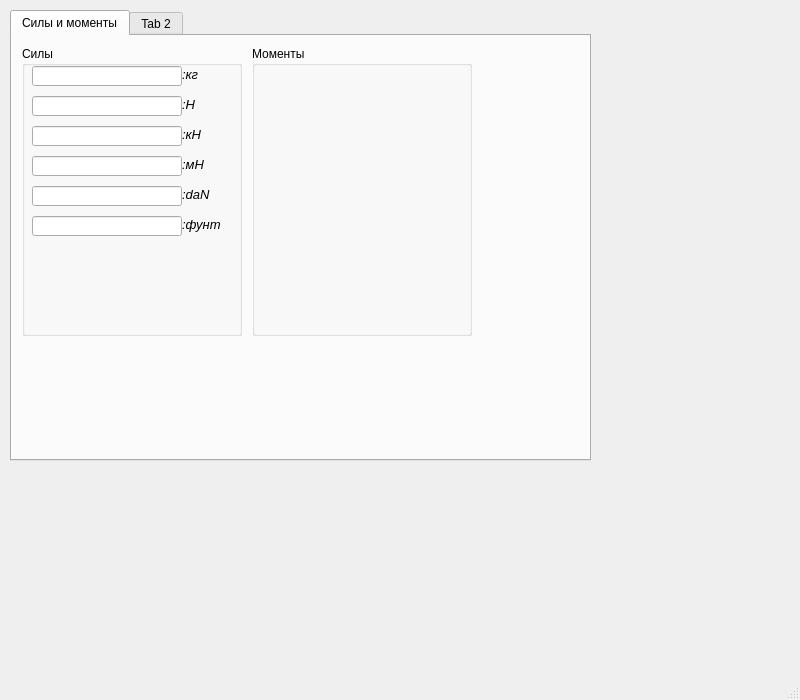
First picture: the form in Calculation and analysis of RS/UIdes.ui, repository dmitriySalmanov/rs_sys_eng, before the edit.
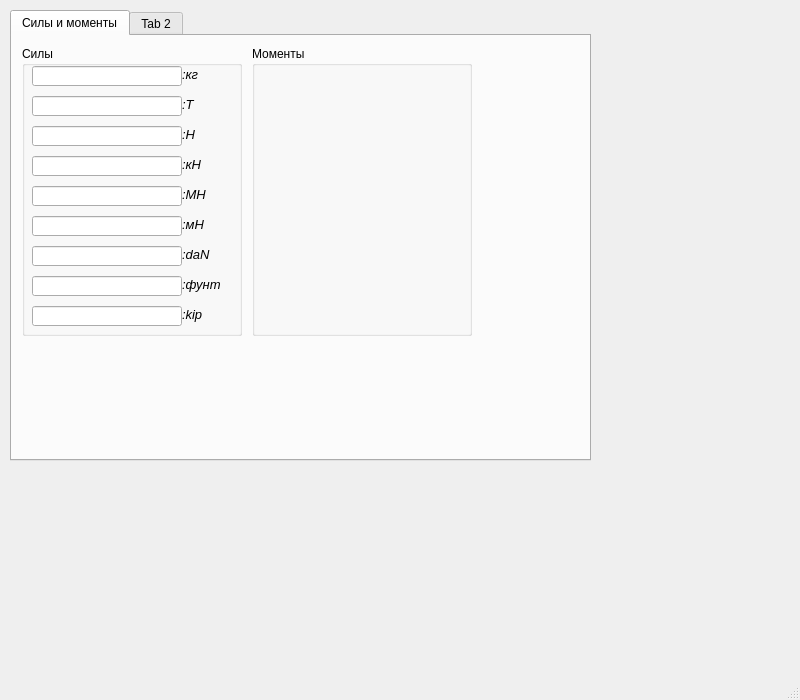
Second picture: the form after the edit. Icons and pictures are not drawn.

What changed in the file:
```diff
--- a/Calculation and analysis of RS/UIdes.ui
+++ b/Calculation and analysis of RS/UIdes.ui
@@ -19,6 +19,16 @@
   <property name="windowTitle">
    <string>MainWindow</string>
   </property>
+  <property name="windowIcon">
+   <iconset resource="res.qrc">
+    <normaloff>:/icon/resources/RosmaryC&amp;A.png</normaloff>:/icon/resources/RosmaryC&amp;A.png</iconset>
+  </property>
+  <property name="iconSize">
+   <size>
+    <width>24</width>
+    <height>24</height>
+   </size>
+  </property>
   <widget class="QWidget" name="centralwidget">
    <widget class="QTabWidget" name="tabWidget_convertor">
     <property name="geometry">
@@ -65,7 +75,7 @@
        <property name="geometry">
         <rect>
          <x>10</x>
-         <y>80</y>
+         <y>110</y>
          <width>150</width>
          <height>20</height>
         </rect>
@@ -96,7 +106,7 @@
        <property name="geometry">
         <rect>
          <x>160</x>
-         <y>80</y>
+         <y>110</y>
          <width>31</width>
          <height>16</height>
         </rect>
@@ -119,7 +129,7 @@
        <property name="geometry">
         <rect>
          <x>10</x>
-         <y>50</y>
+         <y>80</y>
          <width>150</width>
          <height>20</height>
         </rect>
@@ -129,7 +139,7 @@
        <property name="geometry">
         <rect>
          <x>160</x>
-         <y>50</y>
+         <y>80</y>
          <width>31</width>
          <height>16</height>
         </rect>
@@ -148,7 +158,7 @@
        <property name="geometry">
         <rect>
          <x>10</x>
-         <y>110</y>
+         <y>170</y>
          <width>150</width>
          <height>20</height>
         </rect>
@@ -158,7 +168,7 @@
        <property name="geometry">
         <rect>
          <x>160</x>
-         <y>110</y>
+         <y>170</y>
          <width>31</width>
          <height>16</height>
         </rect>
@@ -177,7 +187,7 @@
        <property name="geometry">
         <rect>
          <x>10</x>
-         <y>140</y>
+         <y>200</y>
          <width>150</width>
          <height>20</height>
         </rect>
@@ -187,7 +197,7 @@
        <property name="geometry">
         <rect>
          <x>160</x>
-         <y>140</y>
+         <y>200</y>
          <width>31</width>
          <height>16</height>
         </rect>
@@ -206,7 +216,7 @@
        <property name="geometry">
         <rect>
          <x>10</x>
-         <y>170</y>
+         <y>230</y>
          <width>150</width>
          <height>20</height>
         </rect>
@@ -216,7 +226,7 @@
        <property name="geometry">
         <rect>
          <x>160</x>
-         <y>170</y>
+         <y>230</y>
          <width>41</width>
          <height>16</height>
         </rect>
@@ -231,6 +241,93 @@
         <string>:фунт</string>
        </property>
       </widget>
+      <widget class="QLineEdit" name="lineEdit_T">
+       <property name="geometry">
+        <rect>
+         <x>10</x>
+         <y>50</y>
+         <width>150</width>
+         <height>20</height>
+        </rect>
+       </property>
+      </widget>
+      <widget class="QLabel" name="label_T">
+       <property name="geometry">
+        <rect>
+         <x>160</x>
+         <y>50</y>
+         <width>31</width>
+         <height>16</height>
+        </rect>
+       </property>
+       <property name="font">
+        <font>
+         <pointsize>10</pointsize>
+         <italic>true</italic>
+        </font>
+       </property>
+       <property name="text">
+        <string>:T</string>
+       </property>
+      </widget>
+      <widget class="QLineEdit" name="lineEdit_MN">
+       <property name="geometry">
+        <rect>
+         <x>10</x>
+         <y>140</y>
+         <width>150</width>
+         <height>20</height>
+        </rect>
+       </property>
+      </widget>
+      <widget class="QLabel" name="label_MN">
+       <property name="geometry">
+        <rect>
+         <x>160</x>
+         <y>140</y>
+         <width>31</width>
+         <height>16</height>
+        </rect>
+       </property>
+       <property name="font">
+        <font>
+         <pointsize>10</pointsize>
+         <italic>true</italic>
+        </font>
+       </property>
+       <property name="text">
+        <string>:МН</string>
+       </property>
+      </widget>
+      <widget class="QLineEdit" name="lineEdit_kip">
+       <property name="geometry">
+        <rect>
+         <x>10</x>
+         <y>260</y>
+         <width>150</width>
+         <height>20</height>
+        </rect>
+       </property>
+      </widget>
+      <widget class="QLabel" name="label_kip">
+       <property name="geometry">
+        <rect>
+         <x>160</x>
+         <y>260</y>
+         <width>41</width>
+         <height>16</height>
+        </rect>
+       </property>
+       <property name="font">
+        <font>
+         <pointsize>10</pointsize>
+         <italic>true</italic>
+        </font>
+       </property>
+       <property name="text">
+        <string>:kip</string>
+       </property>
+      </widget>
      </widget>
      <widget class="QGroupBox" name="groupBox_moment">
       <property name="geometry">
```
Left out of the diff: 8 changed lines with no effect on the pictures.
